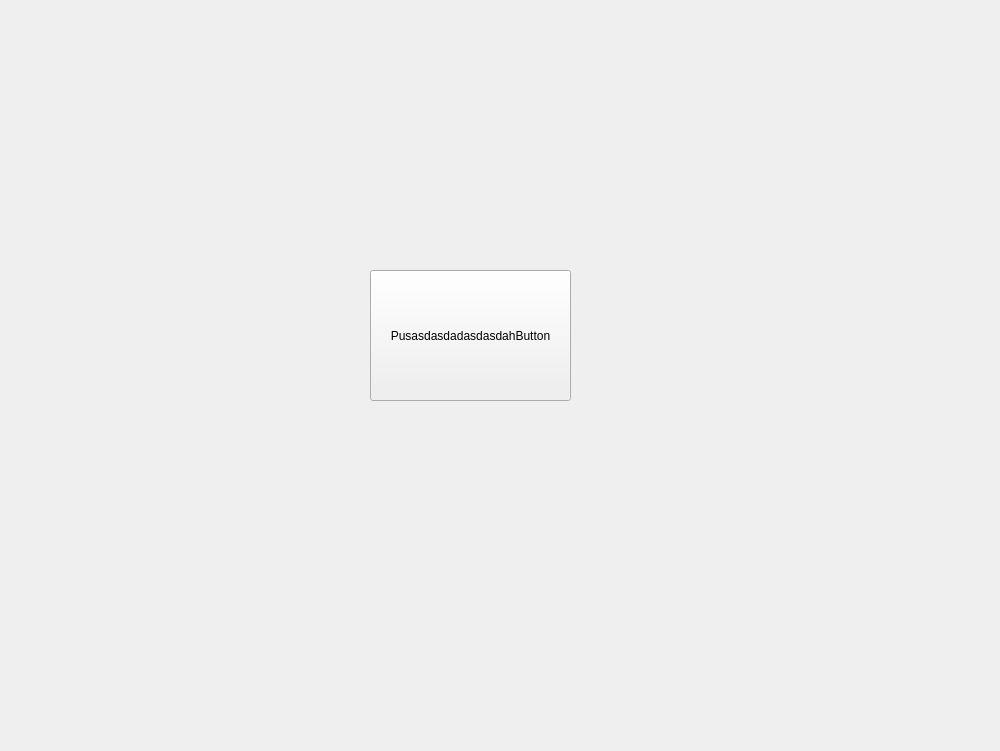
The window that src/ui/profilecreator.ui (SantiagoIamarino/sleep-info2-tpo) describes before a commit, drawn with Qt 5.
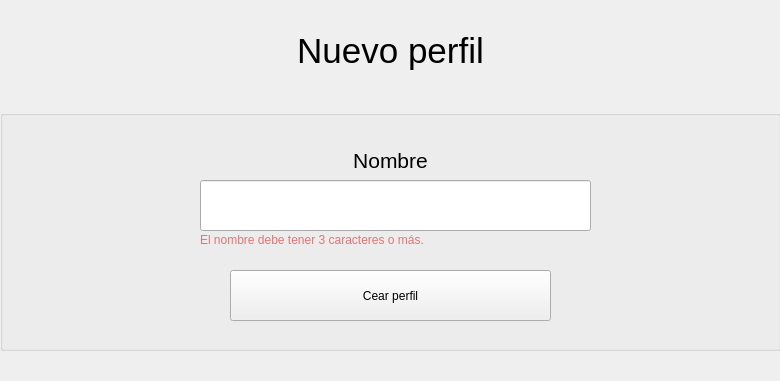
The same window after the commit.

Commit message: Profiles ready

```diff
--- a/src/ui/profilecreator.ui
+++ b/src/ui/profilecreator.ui
@@ -6,25 +6,118 @@
    <rect>
     <x>0</x>
     <y>0</y>
-    <width>1000</width>
-    <height>751</height>
+    <width>780</width>
+    <height>381</height>
    </rect>
   </property>
   <property name="windowTitle">
    <string>Form</string>
   </property>
-  <widget class="QPushButton" name="pushButton">
+  <widget class="QLabel" name="label">
    <property name="geometry">
     <rect>
-     <x>370</x>
-     <y>270</y>
-     <width>201</width>
-     <height>131</height>
+     <x>0</x>
+     <y>30</y>
+     <width>781</width>
+     <height>41</height>
     </rect>
    </property>
+   <property name="font">
+    <font>
+     <pointsize>26</pointsize>
+    </font>
+   </property>
    <property name="text">
-    <string>PusasdasdadasdasdahButton</string>
+    <string>Nuevo perfil</string>
    </property>
+   <property name="alignment">
+    <set>Qt::AlignmentFlag::AlignCenter</set>
+   </property>
+  </widget>
+  <widget class="QGroupBox" name="groupBox">
+   <property name="geometry">
+    <rect>
+     <x>0</x>
+     <y>110</y>
+     <width>781</width>
+     <height>241</height>
+    </rect>
+   </property>
+   <property name="autoFillBackground">
+    <bool>false</bool>
+   </property>
+   <property name="title">
+    <string/>
+   </property>
+   <property name="alignment">
+    <set>Qt::AlignmentFlag::AlignCenter</set>
+   </property>
+   <widget class="QLineEdit" name="profileName">
+    <property name="geometry">
+     <rect>
+      <x>200</x>
+      <y>70</y>
+      <width>391</width>
+      <height>51</height>
+     </rect>
+    </property>
+    <property name="alignment">
+     <set>Qt::AlignmentFlag::AlignCenter</set>
+    </property>
+   </widget>
+   <widget class="QPushButton" name="createProfile">
+    <property name="geometry">
+     <rect>
+      <x>230</x>
+      <y>160</y>
+      <width>321</width>
+      <height>51</height>
+     </rect>
+    </property>
+    <property name="text">
+     <string>Cear perfil</string>
+    </property>
+   </widget>
+   <widget class="QLabel" name="label_2">
+    <property name="geometry">
+     <rect>
+      <x>0</x>
+      <y>40</y>
+      <width>781</width>
+      <height>20</height>
+     </rect>
+    </property>
+    <property name="font">
+     <font>
+      <pointsize>16</pointsize>
+     </font>
+    </property>
+    <property name="text">
+     <string>Nombre</string>
+    </property>
+    <property name="alignment">
+     <set>Qt::AlignmentFlag::AlignCenter</set>
+    </property>
+   </widget>
+   <widget class="QLabel" name="profileNameError">
+    <property name="enabled">
+     <bool>true</bool>
+    </property>
+    <property name="geometry">
+     <rect>
+      <x>200</x>
+      <y>120</y>
+      <width>391</width>
+      <height>20</height>
+     </rect>
+    </property>
+    <property name="styleSheet">
+     <string notr="true">color: #E57373</string>
+    </property>
+    <property name="text">
+     <string>El nombre debe tener 3 caracteres o más.</string>
+    </property>
+   </widget>
   </widget>
  </widget>
  <resources/>
```
The commit also changes 9 other files.
